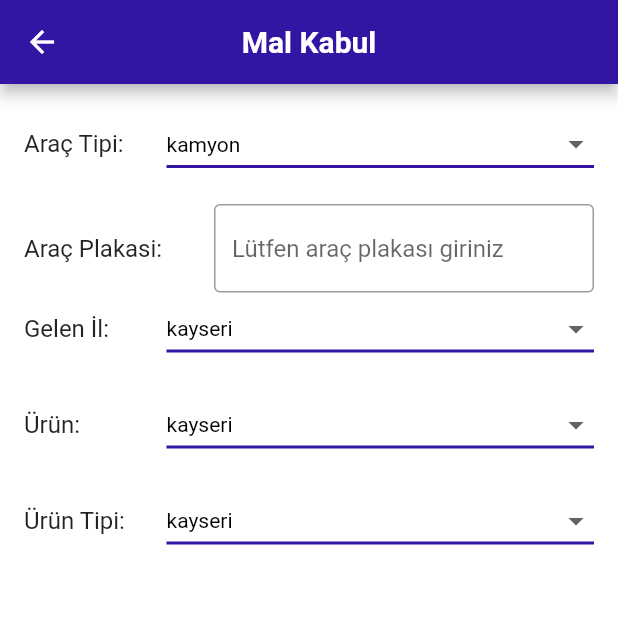
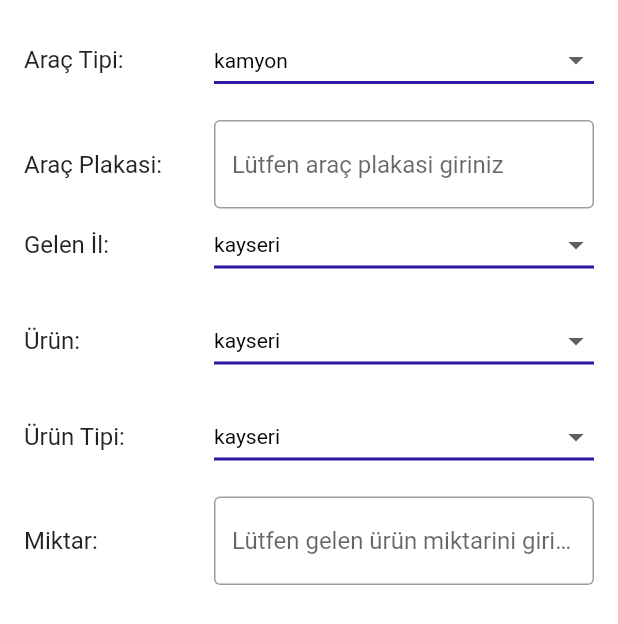
Before and after one commit to fthdmirr/earthquake_stock_managment, a Flutter app: the ReceivingView screen opened directly, on a phone screen of 412 x 824 dp. Shown: the top 624 px of the screen. Run offline on Flutter 3.47's test engine with Material 2 defaults, Android fonts, the phone set to English and light mode, and no system bars; our stand-ins replace auto_size_text, hive_flutter, lottie, responsive_framework; accounts and stored records are empty.

Commit message:
added receiving view

```diff
--- /dev/null
+++ b/lib/core/components/dropdown/dropdown_and_title.dart
@@ -0,0 +1,36 @@
+import 'package:earhquake_stock_managment/core/components/dropdown/dropdown_input.dart';
+import 'package:flutter/material.dart';
+
+class DropdownAndTitleWidget extends StatelessWidget {
+  const DropdownAndTitleWidget({
+    super.key,
+    required this.title,
+    required this.dropdownList,
+    this.dropDownFirstValue,
+  });
+
+  final String title;
+  final List<String> dropdownList;
+  final String? dropDownFirstValue;
+  @override
+  Widget build(BuildContext context) {
+    return Column(
+      children: [
+        Row(
+          mainAxisAlignment: MainAxisAlignment.center,
+          children: [
+            Expanded(child: Text('$title:   ')),
+            Expanded(
+              flex: 2,
+              child: DropdownInput<String>(
+                dropdownValues: dropdownList,
+                firstValue: dropDownFirstValue,
+              ),
+            ),
+          ],
+        ),
+        const SizedBox(height: 16),
+      ],
+    );
+  }
+}
--- /dev/null
+++ b/lib/core/components/input/base_input.dart
@@ -0,0 +1,33 @@
+import 'package:flutter/material.dart';
+
+class BaseInput extends StatelessWidget {
+  const BaseInput({
+    super.key,
+    required this.title,
+    required this.hint,
+    this.inputType,
+  });
+
+  final String title;
+  final String hint;
+  final TextInputType? inputType;
+  @override
+  Widget build(BuildContext context) {
+    return Row(
+      children: [
+        Expanded(child: Text('$title:   ')),
+        Expanded(
+          flex: 2,
+          child: TextFormField(
+            controller: TextEditingController(),
+            keyboardType: inputType,
+            decoration: InputDecoration(
+              hintText: hint,
+              border: const OutlineInputBorder(),
+            ),
+          ),
+        ),
+      ],
+    );
+  }
+}
--- a/lib/view/bottom_bar/view/bottom_bar_view.dart
+++ b/lib/view/bottom_bar/view/bottom_bar_view.dart
@@ -1,3 +1,4 @@
+import 'package:earhquake_stock_managment/view/receive/screen/receiving_view.dart';
 import 'package:flutter/material.dart';
 
 import '../../../core/common/provider/view_model_provider.dart';
@@ -26,7 +27,7 @@ class BottomBarView extends StatelessWidget {
   }
 
   final List<Widget> _screens = [
-    const HomePage(),
+    const ReceivingView(),
     const HomePage(),
     const HomePage(),
   ];
--- a/lib/view/receive/screen/receiving_view.dart
+++ b/lib/view/receive/screen/receiving_view.dart
@@ -1,7 +1,7 @@
 import 'package:earhquake_stock_managment/core/common/models/receive_model.dart';
 import 'package:earhquake_stock_managment/core/common/provider/view_model_provider.dart';
-import 'package:earhquake_stock_managment/core/components/appbar/base_app_bar.dart';
-import 'package:earhquake_stock_managment/core/components/dropdown/dropdown_input.dart';
+import 'package:earhquake_stock_managment/core/components/dropdown/dropdown_and_title.dart';
+import 'package:earhquake_stock_managment/core/components/input/base_input.dart';
 import 'package:earhquake_stock_managment/core/utils/constants/enum/cities_of_turkey.dart';
 import 'package:earhquake_stock_managment/view/receive/screen/receiving_view_model.dart';
 import 'package:flutter/material.dart';
@@ -14,9 +14,6 @@ class ReceivingView extends StatelessWidget {
     return ViewModelProvider(
       model: ReceivingViewModel(context: context),
       builder: (model) => Scaffold(
-          appBar: BaseAppBar(
-            title: 'Mal Kabul',
-          ),
           body: SingleChildScrollView(
               padding: const EdgeInsets.all(16.0),
               child: Column(
@@ -28,7 +25,7 @@ class ReceivingView extends StatelessWidget {
                   ),
                   const BaseInput(
                     title: 'Araç Plakasi',
-                    hint: 'Lütfen araç plakası giriniz',
+                    hint: 'Lütfen araç plakasi giriniz',
                   ),
                   DropdownAndTitleWidget(
                     title: 'Gelen İl',
@@ -45,71 +42,13 @@ class ReceivingView extends StatelessWidget {
                     dropdownList: CitiesOfTurkey.values.map((e) => e.name).toList(),
                     dropDownFirstValue: CitiesOfTurkey.kayseri.name,
                   ),
+                  const BaseInput(
+                    title: 'Miktar',
+                    hint: 'Lütfen gelen ürün miktarini giriniz',
+                    inputType: TextInputType.number,
+                  ),
                 ],
               ))),
     );
   }
 }
-
-class BaseInput extends StatelessWidget {
-  const BaseInput({
-    super.key,
-    required this.title,
-    required this.hint,
-  });
-
-  final String title;
-  final String hint;
-  @override
-  Widget build(BuildContext context) {
-    return Row(
-      children: [
-        Expanded(child: Text('$title:   ')),
-        Expanded(
-          flex: 2,
-          child: TextFormField(
-            controller: TextEditingController(),
-            decoration: InputDecoration(
-              hintText: hint,
-              border: const OutlineInputBorder(),
-            ),
-          ),
-        ),
-      ],
-    );
-  }
-}
-
-class DropdownAndTitleWidget extends StatelessWidget {
-  const DropdownAndTitleWidget({
-    super.key,
-    required this.title,
-    required this.dropdownList,
-    this.dropDownFirstValue,
-  });
-
-  final String title;
-  final List<String> dropdownList;
-  final String? dropDownFirstValue;
-  @override
-  Widget build(BuildContext context) {
-    return Column(
-      children: [
-        Row(
-          mainAxisAlignment: MainAxisAlignment.center,
-          children: [
-            Expanded(child: Text('$title:   ')),
-            Expanded(
-              flex: 3,
-              child: DropdownInput<String>(
-                dropdownValues: dropdownList,
-                firstValue: dropDownFirstValue,
-              ),
-            ),
-          ],
-        ),
-        const SizedBox(height: 16),
-      ],
-    );
-  }
-}
```
Also changed, not shown: pubspec.yaml (+2 -53 lines).
